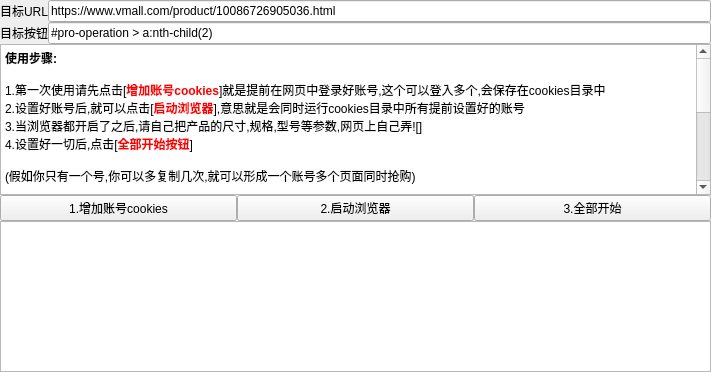
Before: the Qt Designer form ui/main.ui in luxiaolan6373/HaiWeiMate40, drawn with Qt 5.
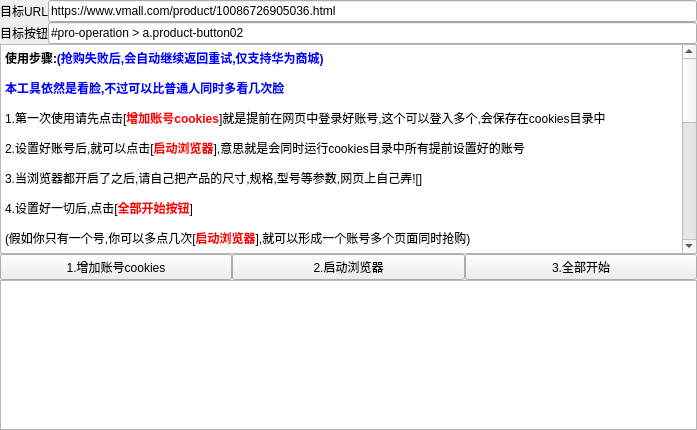
After: the same form once the commit is applied.

Patch:
```diff
--- a/ui/main.ui
+++ b/ui/main.ui
@@ -6,8 +6,8 @@
    <rect>
     <x>0</x>
     <y>0</y>
-    <width>711</width>
-    <height>372</height>
+    <width>697</width>
+    <height>430</height>
    </rect>
   </property>
   <property name="windowTitle">
@@ -56,7 +56,7 @@
       <item row="1" column="1">
        <widget class="QLineEdit" name="ed_css">
         <property name="text">
-         <string>#pro-operation &gt; a:nth-child(2)</string>
+         <string>#pro-operation &gt; a.product-button02</string>
         </property>
        </widget>
       </item>
@@ -69,25 +69,25 @@
 &lt;html&gt;&lt;head&gt;&lt;meta name=&quot;qrichtext&quot; content=&quot;1&quot; /&gt;&lt;style type=&quot;text/css&quot;&gt;
 p, li { white-space: pre-wrap; }
 &lt;/style&gt;&lt;/head&gt;&lt;body style=&quot; font-family:'SimSun'; font-size:9pt; font-weight:400; font-style:normal;&quot;&gt;
-&lt;p style=&quot; margin-top:0px; margin-bottom:0px; margin-left:0px; margin-right:0px; -qt-block-indent:0; text-indent:0px;&quot;&gt;&lt;span style=&quot; font-weight:600;&quot;&gt;使用步骤:&lt;/span&gt;&lt;/p&gt;
-&lt;p style=&quot;-qt-paragraph-type:empty; margin-top:0px; margin-bottom:0px; margin-left:0px; margin-right:0px; -qt-block-indent:0; text-indent:0px; font-weight:600;&quot;&gt;&lt;br /&gt;&lt;/p&gt;
-&lt;p style=&quot; margin-top:0px; margin-bottom:0px; margin-left:0px; margin-right:0px; -qt-block-indent:0; text-indent:0px;&quot;&gt;1.第一次使用请先点击[&lt;span style=&quot; font-weight:600; color:#ff0000;&quot;&gt;增加账号cookies&lt;/span&gt;]就是提前在网页中登录好账号,这个可以登入多个,会保存在cookies目录中&lt;/p&gt;
-&lt;p style=&quot; margin-top:0px; margin-bottom:0px; margin-left:0px; margin-right:0px; -qt-block-indent:0; text-indent:0px;&quot;&gt;2.设置好账号后,就可以点击[&lt;span style=&quot; font-weight:600; color:#ff0000;&quot;&gt;启动浏览器&lt;/span&gt;],意思就是会同时运行cookies目录中所有提前设置好的账号&lt;/p&gt;
-&lt;p style=&quot; margin-top:0px; margin-bottom:0px; margin-left:0px; margin-right:0px; -qt-block-indent:0; text-indent:0px;&quot;&gt;3.当浏览器都开启了之后,请自己把产品的尺寸,规格,型号等参数,网页上自己弄![]&lt;/p&gt;
-&lt;p style=&quot; margin-top:0px; margin-bottom:0px; margin-left:0px; margin-right:0px; -qt-block-indent:0; text-indent:0px;&quot;&gt;4.设置好一切后,点击[&lt;span style=&quot; font-weight:600; color:#ff0000;&quot;&gt;全部开始按钮&lt;/span&gt;]&lt;/p&gt;
-&lt;p style=&quot;-qt-paragraph-type:empty; margin-top:0px; margin-bottom:0px; margin-left:0px; margin-right:0px; -qt-block-indent:0; text-indent:0px;&quot;&gt;&lt;br /&gt;&lt;/p&gt;
-&lt;p style=&quot; margin-top:0px; margin-bottom:0px; margin-left:0px; margin-right:0px; -qt-block-indent:0; text-indent:0px;&quot;&gt;(假如你只有一个号,你可以多复制几次,就可以形成一个账号多个页面同时抢购)&lt;/p&gt;
-&lt;p style=&quot;-qt-paragraph-type:empty; margin-top:0px; margin-bottom:0px; margin-left:0px; margin-right:0px; -qt-block-indent:0; text-indent:0px;&quot;&gt;&lt;br /&gt;&lt;/p&gt;
-&lt;p style=&quot; margin-top:0px; margin-bottom:0px; margin-left:0px; margin-right:0px; -qt-block-indent:0; text-indent:0px;&quot;&gt;&lt;span style=&quot; font-weight:600;&quot;&gt;如果你要自定义别的产品:&lt;/span&gt;&lt;/p&gt;
-&lt;p style=&quot;-qt-paragraph-type:empty; margin-top:0px; margin-bottom:0px; margin-left:0px; margin-right:0px; -qt-block-indent:0; text-indent:0px;&quot;&gt;&lt;br /&gt;&lt;/p&gt;
-&lt;p style=&quot; margin-top:0px; margin-bottom:0px; margin-left:0px; margin-right:0px; -qt-block-indent:0; text-indent:0px;&quot;&gt;第一种情况:还是华为mate40系列只是换成mate40 pro+ 或者保时捷,那就只需要把目标URL改了就好了,不用动目标按钮的文本&lt;/p&gt;
-&lt;p style=&quot; margin-top:0px; margin-bottom:0px; margin-left:0px; margin-right:0px; -qt-block-indent:0; text-indent:0px;&quot;&gt;第二种情况:就是干脆是别的网站的产品了(这种情况按钮肯定是会变的,所以请按照下方的步骤获取目标按钮的css选择器文本)&lt;/p&gt;
-&lt;p style=&quot;-qt-paragraph-type:empty; margin-top:0px; margin-bottom:0px; margin-left:0px; margin-right:0px; -qt-block-indent:0; text-indent:0px;&quot;&gt;&lt;br /&gt;&lt;/p&gt;
-&lt;p style=&quot; margin-top:0px; margin-bottom:0px; margin-left:0px; margin-right:0px; -qt-block-indent:0; text-indent:0px;&quot;&gt;&lt;span style=&quot; font-weight:600;&quot;&gt;获取目标按钮cs选择器文本方法:&lt;/span&gt;&lt;/p&gt;
-&lt;p style=&quot;-qt-paragraph-type:empty; margin-top:0px; margin-bottom:0px; margin-left:0px; margin-right:0px; -qt-block-indent:0; text-indent:0px; font-weight:600;&quot;&gt;&lt;br /&gt;&lt;/p&gt;
-&lt;p style=&quot; margin-top:0px; margin-bottom:0px; margin-left:0px; margin-right:0px; -qt-block-indent:0; text-indent:0px;&quot;&gt;&lt;span style=&quot; font-size:11pt;&quot;&gt;1.打开你的网站然后在浏览器中找到你需要不断点击的按钮 按f12 &lt;/span&gt;&lt;/p&gt;
-&lt;p style=&quot; margin-top:0px; margin-bottom:0px; margin-left:0px; margin-right:0px; -qt-block-indent:0; text-indent:0px;&quot;&gt;&lt;span style=&quot; font-size:11pt; text-decoration: underline; color:#0000ff;&quot;&gt;https://attach.52pojie.cn//forum/202011/12/165648ml2jxid0bzflaz0f.gif?l&lt;/span&gt;&lt;/p&gt;
-&lt;p style=&quot; margin-top:0px; margin-bottom:0px; margin-left:0px; margin-right:0px; -qt-block-indent:0; text-indent:0px;&quot;&gt;&lt;span style=&quot; font-size:11pt; color:#ff007f;&quot;&gt;(有时候目标按钮的属性是动态的,所以最好是懂点css的基础,或者自己找规律来改)&lt;/span&gt;&lt;/p&gt;&lt;/body&gt;&lt;/html&gt;</string>
+&lt;p style=&quot; margin-top:12px; margin-bottom:12px; margin-left:0px; margin-right:0px; -qt-block-indent:0; text-indent:0px;&quot;&gt;&lt;span style=&quot; font-weight:600;&quot;&gt;使用步骤:&lt;/span&gt;&lt;span style=&quot; font-weight:600; color:#0000ff;&quot;&gt;(抢购失败后,会自动继续返回重试,仅支持华为商城)&lt;/span&gt;&lt;/p&gt;
+&lt;p style=&quot; margin-top:12px; margin-bottom:12px; margin-left:0px; margin-right:0px; -qt-block-indent:0; text-indent:0px;&quot;&gt;&lt;span style=&quot; font-weight:600; color:#0000ff;&quot;&gt;本工具依然是看脸,不过可以比普通人同时多看几次脸&lt;/span&gt;&lt;/p&gt;
+&lt;p style=&quot; margin-top:12px; margin-bottom:12px; margin-left:0px; margin-right:0px; -qt-block-indent:0; text-indent:0px;&quot;&gt;1.第一次使用请先点击[&lt;span style=&quot; font-weight:600; color:#ff0000;&quot;&gt;增加账号cookies&lt;/span&gt;]就是提前在网页中登录好账号,这个可以登入多个,会保存在cookies目录中&lt;/p&gt;
+&lt;p style=&quot; margin-top:12px; margin-bottom:12px; margin-left:0px; margin-right:0px; -qt-block-indent:0; text-indent:0px;&quot;&gt;2.设置好账号后,就可以点击[&lt;span style=&quot; font-weight:600; color:#ff0000;&quot;&gt;启动浏览器&lt;/span&gt;],意思就是会同时运行cookies目录中所有提前设置好的账号&lt;/p&gt;
+&lt;p style=&quot; margin-top:12px; margin-bottom:12px; margin-left:0px; margin-right:0px; -qt-block-indent:0; text-indent:0px;&quot;&gt;3.当浏览器都开启了之后,请自己把产品的尺寸,规格,型号等参数,网页上自己弄![]&lt;/p&gt;
+&lt;p style=&quot; margin-top:12px; margin-bottom:12px; margin-left:0px; margin-right:0px; -qt-block-indent:0; text-indent:0px;&quot;&gt;4.设置好一切后,点击[&lt;span style=&quot; font-weight:600; color:#ff0000;&quot;&gt;全部开始按钮&lt;/span&gt;]&lt;/p&gt;
+&lt;p style=&quot; margin-top:12px; margin-bottom:12px; margin-left:0px; margin-right:0px; -qt-block-indent:0; text-indent:0px;&quot;&gt;(假如你只有一个号,你可以多点几次[&lt;span style=&quot; font-weight:600; color:#ff0000;&quot;&gt;启动浏览器&lt;/span&gt;],就可以形成一个账号多个页面同时抢购)&lt;/p&gt;
+&lt;p style=&quot; margin-top:12px; margin-bottom:12px; margin-left:0px; margin-right:0px; -qt-block-indent:0; text-indent:0px;&quot;&gt;&lt;span style=&quot; font-weight:600;&quot;&gt;如果你要自定义别的产品:&lt;/span&gt;&lt;/p&gt;
+&lt;p style=&quot; margin-top:12px; margin-bottom:12px; margin-left:0px; margin-right:0px; -qt-block-indent:0; text-indent:0px;&quot;&gt;第一种情况:还是华为mate40系列只是换成mate40 pro+ 或者保时捷,那就把目标URL换成产品网站就行了&lt;/p&gt;
+&lt;p style=&quot; margin-top:12px; margin-bottom:12px; margin-left:0px; margin-right:0px; -qt-block-indent:0; text-indent:0px;&quot;&gt;第二种情况:就是干脆是别的网站的产品了(这种情况按钮肯定是会变的,所以请按照下方的步骤获取目标按钮的css选择器文本)&lt;/p&gt;
+&lt;p style=&quot; margin-top:12px; margin-bottom:12px; margin-left:0px; margin-right:0px; -qt-block-indent:0; text-indent:0px;&quot;&gt;&lt;span style=&quot; font-family:'-apple-system','BlinkMacSystemFont','Segoe UI','Tahoma','PingFang SC','Hiragino Sans GB','Microsoft Yahei','Simsun','sans-serif'; font-size:14px; color:#000000; background-color:#ffffff;&quot;&gt;天猫华为官方自营店抢购目标按钮文本&lt;/span&gt;&lt;span style=&quot; font-family:'-apple-system','BlinkMacSystemFont','Segoe UI','Tahoma','PingFang SC','Hiragino Sans GB','Microsoft Yahei','Simsun','sans-serif'; font-size:14px; color:#62a362; background-color:#ffffff;&quot;&gt;:&lt;/span&gt;&lt;span style=&quot; font-family:'-apple-system','BlinkMacSystemFont','Segoe UI','Tahoma','PingFang SC','Hiragino Sans GB','Microsoft Yahei','Simsun','sans-serif'; font-size:14px; color:#ff0000; background-color:#000000;&quot;&gt;#J_LinkBuy&lt;/span&gt;&lt;/p&gt;
+&lt;p style=&quot; margin-top:12px; margin-bottom:12px; margin-left:0px; margin-right:0px; -qt-block-indent:0; text-indent:0px;&quot;&gt;&lt;span style=&quot; font-family:'-apple-system','BlinkMacSystemFont','Segoe UI','Tahoma','PingFang SC','Hiragino Sans GB','Microsoft Yahei','Simsun','sans-serif'; font-size:14px; color:#000000; background-color:#ffffff;&quot;&gt;京东华为官方自营店抢购目标按钮文本&lt;/span&gt;&lt;span style=&quot; font-family:'-apple-system','BlinkMacSystemFont','Segoe UI','Tahoma','PingFang SC','Hiragino Sans GB','Microsoft Yahei','Simsun','sans-serif'; font-size:14px; color:#62a362; background-color:#ffffff;&quot;&gt;:&lt;/span&gt;&lt;span style=&quot; font-family:'-apple-system','BlinkMacSystemFont','Segoe UI','Tahoma','PingFang SC','Hiragino Sans GB','Microsoft Yahei','Simsun','sans-serif'; font-size:14px; color:#ff0000; background-color:#000000;&quot;&gt;#choose-btn-ko&lt;/span&gt;&lt;/p&gt;
+&lt;p style=&quot; margin-top:12px; margin-bottom:12px; margin-left:0px; margin-right:0px; -qt-block-indent:0; text-indent:0px;&quot;&gt;&lt;span style=&quot; font-family:'-apple-system','BlinkMacSystemFont','Segoe UI','Tahoma','PingFang SC','Hiragino Sans GB','Microsoft Yahei','Simsun','sans-serif'; font-size:14px; color:#000000; background-color:#ffffff;&quot;&gt;(如果不支持cookies提前保存,淘宝的反爬检测是有的,京东不清楚)&lt;/span&gt;&lt;span style=&quot; font-family:'-apple-system','BlinkMacSystemFont','Segoe UI','Tahoma','PingFang SC','Hiragino Sans GB','Microsoft Yahei','Simsun','sans-serif'; font-size:14px; color:#000000;&quot;&gt;最后随便添加几次账号&lt;/span&gt;&lt;/p&gt;
+&lt;p style=&quot; margin-top:12px; margin-bottom:12px; margin-left:0px; margin-right:0px; -qt-block-indent:0; text-indent:0px;&quot;&gt;&lt;span style=&quot; font-family:'-apple-system','BlinkMacSystemFont','Segoe UI','Tahoma','PingFang SC','Hiragino Sans GB','Microsoft Yahei','Simsun','sans-serif'; font-size:14px; color:#000000;&quot;&gt;(这样才能打开多个浏览器)然后直接点&lt;/span&gt;[&lt;span style=&quot; font-weight:600; color:#ff0000;&quot;&gt;启动浏览器]&lt;/span&gt;&lt;/p&gt;
+&lt;p style=&quot;-qt-paragraph-type:empty; margin-top:12px; margin-bottom:12px; margin-left:0px; margin-right:0px; -qt-block-indent:0; text-indent:0px; font-weight:600; color:#ff0000;&quot;&gt;&lt;br /&gt;&lt;/p&gt;
+&lt;p style=&quot; margin-top:12px; margin-bottom:12px; margin-left:0px; margin-right:0px; -qt-block-indent:0; text-indent:0px;&quot;&gt;&lt;span style=&quot; font-weight:600;&quot;&gt;获取目标按钮css选择器文本方法:&lt;/span&gt;&lt;/p&gt;
+&lt;p style=&quot; margin-top:12px; margin-bottom:12px; margin-left:0px; margin-right:0px; -qt-block-indent:0; text-indent:0px;&quot;&gt;&lt;span style=&quot; font-size:11pt;&quot;&gt;1.打开你的网站然后在浏览器中找到你需要不断点击的按钮 按f12 &lt;/span&gt;&lt;/p&gt;
+&lt;p style=&quot; margin-top:12px; margin-bottom:12px; margin-left:0px; margin-right:0px; -qt-block-indent:0; text-indent:0px;&quot;&gt;&lt;span style=&quot; font-size:11pt; text-decoration: underline; color:#0000ff;&quot;&gt;https://attach.52pojie.cn//forum/202011/12/165648ml2jxid0bzflaz0f.gif?l&lt;/span&gt;&lt;/p&gt;
+&lt;p style=&quot; margin-top:12px; margin-bottom:12px; margin-left:0px; margin-right:0px; -qt-block-indent:0; text-indent:0px;&quot;&gt;&lt;span style=&quot; font-size:11pt; color:#ff007f;&quot;&gt;(有时候目标按钮的属性是动态的,所以最好是懂点css的基础,或者自己找规律来改)&lt;/span&gt;&lt;/p&gt;&lt;/body&gt;&lt;/html&gt;</string>
       </property>
      </widget>
     </item>
@@ -117,7 +117,14 @@
      </layout>
     </item>
     <item>
-     <widget class="QTextEdit" name="ed_log"/>
+     <widget class="QTextEdit" name="ed_log">
+      <property name="maximumSize">
+       <size>
+        <width>16777215</width>
+        <height>150</height>
+       </size>
+      </property>
+     </widget>
     </item>
    </layout>
   </widget>
```
